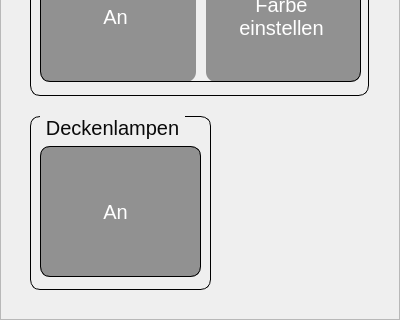
mvu/jugendprojekt, file Programme/ControlPanel-3-0/ui/einstellung_theke.ui: the form before one commit; both pictures show x 0 to 400 and y 160 to 480 of the 400 by 480 pixel window.
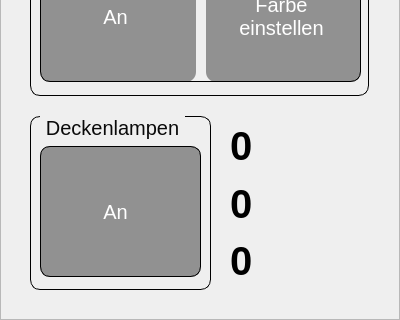
The form after the commit. Icons and pictures are not drawn.

Commit message: Testweise Integration der Slider

```diff
--- a/Programme/ControlPanel-3-0/ui/einstellung_theke.ui
+++ b/Programme/ControlPanel-3-0/ui/einstellung_theke.ui
@@ -272,6 +272,78 @@
     <bool>true</bool>
    </property>
   </widget>
+  <widget class="QWidget" name="verticalLayoutWidget">
+   <property name="geometry">
+    <rect>
+     <x>230</x>
+     <y>280</y>
+     <width>91</width>
+     <height>167</height>
+    </rect>
+   </property>
+   <layout class="QVBoxLayout" name="verticalLayout">
+    <item>
+     <widget class="QLabel" name="test_label_1">
+      <property name="font">
+       <font>
+        <pointsize>30</pointsize>
+        <weight>75</weight>
+        <bold>true</bold>
+       </font>
+      </property>
+      <property name="styleSheet">
+       <string notr="true">color:black;</string>
+      </property>
+      <property name="text">
+       <string>0</string>
+      </property>
+      <property name="alignment">
+       <set>Qt::AlignLeading|Qt::AlignLeft|Qt::AlignVCenter</set>
+      </property>
+     </widget>
+    </item>
+    <item>
+     <widget class="QLabel" name="test_label_2">
+      <property name="font">
+       <font>
+        <pointsize>30</pointsize>
+        <weight>75</weight>
+        <bold>true</bold>
+       </font>
+      </property>
+      <property name="styleSheet">
+       <string notr="true">color:black;</string>
+      </property>
+      <property name="text">
+       <string>0</string>
+      </property>
+      <property name="alignment">
+       <set>Qt::AlignLeading|Qt::AlignLeft|Qt::AlignVCenter</set>
+      </property>
+     </widget>
+    </item>
+    <item>
+     <widget class="QLabel" name="test_label_3">
+      <property name="font">
+       <font>
+        <pointsize>30</pointsize>
+        <weight>75</weight>
+        <bold>true</bold>
+       </font>
+      </property>
+      <property name="styleSheet">
+       <string notr="true">color:black;</string>
+      </property>
+      <property name="text">
+       <string>0</string>
+      </property>
+      <property name="alignment">
+       <set>Qt::AlignLeading|Qt::AlignLeft|Qt::AlignVCenter</set>
+      </property>
+     </widget>
+    </item>
+   </layout>
+  </widget>
   <zorder>frame</zorder>
   <zorder>label</zorder>
   <zorder>groupBox_RGB</zorder>
```
Left out of the diff: 4 changed lines with no effect on the pictures. The commit also changes 5 other files.
